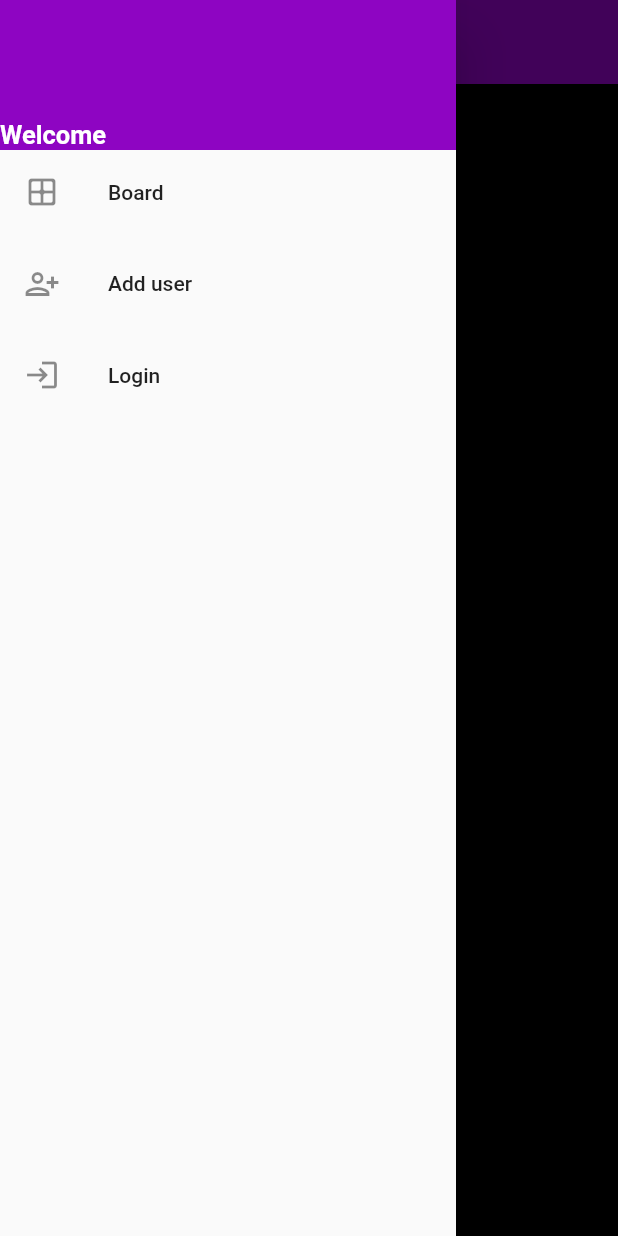
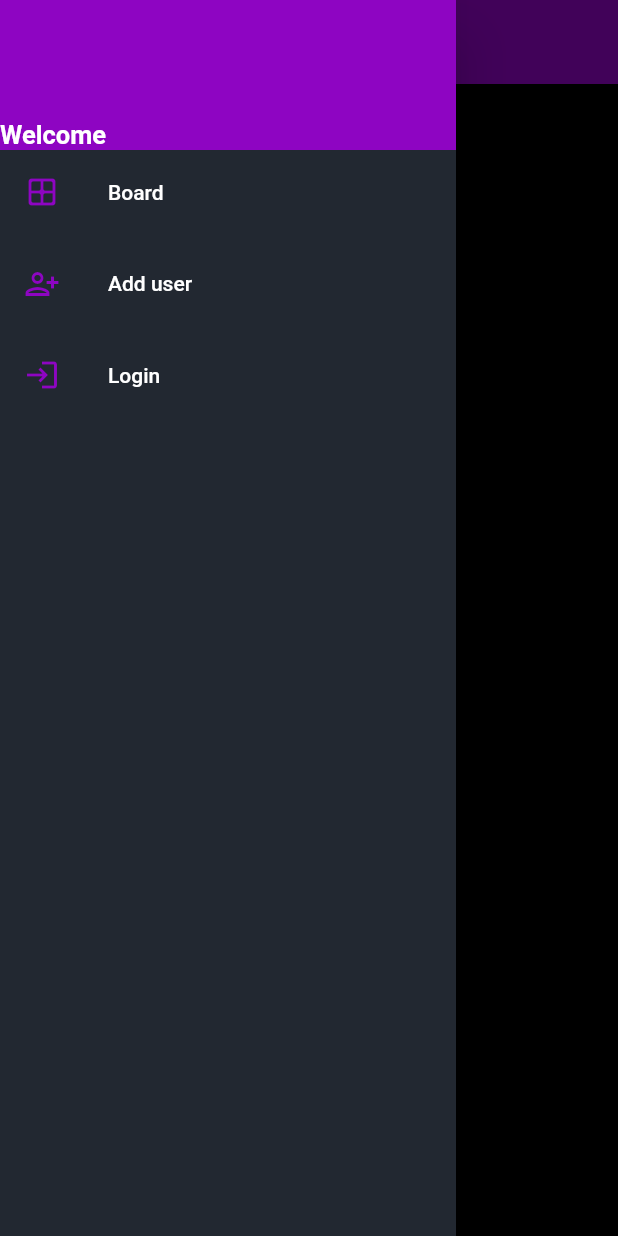
Before and after one commit to Webzonedk/H4-Hybrid-App-scrumboard, a Flutter app: the screen it shows after launch, with the side drawer open, on a phone screen of 412 x 824 dp. Run offline on Flutter 3.47's test engine with Material 2 defaults, Android fonts, the phone set to English and light mode, and no system bars; our stand-ins replace cloud_firestore, date_field, firebase_core, firebase_messaging; missing offline and left inert: boardview; accounts and stored records are empty.

Commit message:
Prettifying with colors

```diff
--- a/lib/main.dart
+++ b/lib/main.dart
@@ -63,6 +63,7 @@ class NavigationDrawer extends StatelessWidget {
   const NavigationDrawer({Key? key}) : super(key: key);
   @override
   Widget build(BuildContext context) => Drawer(
+        backgroundColor: const Color.fromARGB(255, 34, 40, 49),
         child: SingleChildScrollView(
             child: Column(
           crossAxisAlignment: CrossAxisAlignment.stretch,
@@ -97,6 +98,8 @@ class NavigationDrawer extends StatelessWidget {
         children: [
           ListTile(
             leading: const Icon(Icons.border_all_rounded),
+            textColor: const Color.fromARGB(255, 255, 255, 255),
+            iconColor: const Color.fromARGB(255, 142, 5, 194),
             title: const Text('Board'),
             onTap: () =>
                 Navigator.of(context).pushReplacement(MaterialPageRoute(
@@ -105,6 +108,8 @@ class NavigationDrawer extends StatelessWidget {
           ),
           ListTile(
             leading: const Icon(Icons.person_add_alt),
+            textColor: const Color.fromARGB(255, 255, 255, 255),
+            iconColor: const Color.fromARGB(255, 142, 5, 194),
             title: const Text('Add user'),
             onTap: () =>
                 Navigator.of(context).pushReplacement(MaterialPageRoute(
@@ -113,6 +118,8 @@ class NavigationDrawer extends StatelessWidget {
           ),
           ListTile(
             leading: const Icon(Icons.login),
+            textColor: const Color.fromARGB(255, 255, 255, 255),
+            iconColor: const Color.fromARGB(255, 142, 5, 194),
             title: const Text('Login'),
             onTap: () =>
                 Navigator.of(context).pushReplacement(MaterialPageRoute(
```
Also changed, not shown: lib/screens/board_screen.dart (+6 -1 lines), lib/screens/get_data.dart (added, +11 -0 lines).
